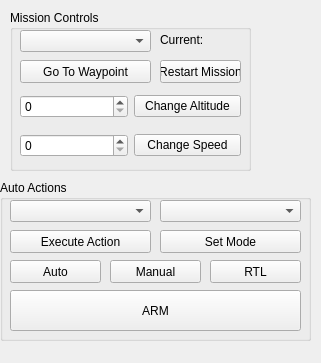
Before: the Qt Designer form src/ui/uas/UASActionsWidget.ui in mavlink/qgroundcontrol, drawn with Qt 5.
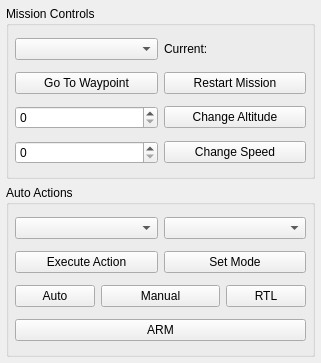
After: the same form once the commit is applied.

Commit message: Placed connect button better, added simple message console

The edit to the form file:
```diff
--- a/src/ui/uas/UASActionsWidget.ui
+++ b/src/ui/uas/UASActionsWidget.ui
@@ -13,72 +13,47 @@
   <property name="windowTitle">
    <string>Form</string>
   </property>
+  <layout class="QVBoxLayout" name="verticalLayout">
+   <property name="margin">
+    <number>6</number>
+   </property>
+   <item>
   <widget class="QGroupBox" name="groupBox">
-   <property name="geometry">
-    <rect>
-     <x>10</x>
-     <y>10</y>
-     <width>241</width>
-     <height>161</height>
-    </rect>
-   </property>
    <property name="title">
     <string>Mission Controls</string>
    </property>
+     <layout class="QGridLayout" name="gridLayout">
+      <property name="margin">
+       <number>6</number>
+      </property>
+      <property name="spacing">
+       <number>6</number>
+      </property>
+      <item row="0" column="0">
+       <widget class="QComboBox" name="waypointComboBox"/>
+      </item>
+      <item row="0" column="1">
+       <widget class="QLabel" name="currentWaypointLabel">
+        <property name="text">
+         <string>Current:</string>
+        </property>
+       </widget>
+      </item>
+      <item row="1" column="0">
    <widget class="QPushButton" name="goToWaypointButton">
-    <property name="geometry">
-     <rect>
-      <x>10</x>
-      <y>50</y>
-      <width>131</width>
-      <height>23</height>
-     </rect>
-    </property>
     <property name="text">
      <string>Go To Waypoint</string>
     </property>
    </widget>
-   <widget class="QComboBox" name="waypointComboBox">
-    <property name="geometry">
-     <rect>
-      <x>10</x>
-      <y>20</y>
-      <width>131</width>
-      <height>22</height>
-     </rect>
-    </property>
-   </widget>
-   <widget class="QWidget" name="horizontalLayoutWidget">
-    <property name="geometry">
-     <rect>
-      <x>10</x>
-      <y>120</y>
-      <width>221</width>
-      <height>31</height>
-     </rect>
-    </property>
-    <layout class="QHBoxLayout" name="horizontalLayout">
-     <item>
-      <widget class="QSpinBox" name="speedSpinBox"/>
-     </item>
-     <item>
-      <widget class="QPushButton" name="changeSpeedButton">
+      </item>
+      <item row="1" column="1">
+       <widget class="QPushButton" name="pushButton_6">
        <property name="text">
-        <string>Change Speed</string>
+         <string>Restart Mission</string>
        </property>
       </widget>
      </item>
-    </layout>
-   </widget>
-   <widget class="QWidget" name="horizontalLayoutWidget_2">
-    <property name="geometry">
-     <rect>
-      <x>10</x>
-      <y>81</y>
-      <width>221</width>
-      <height>31</height>
-     </rect>
-    </property>
+      <item row="2" column="0" colspan="2">
     <layout class="QHBoxLayout" name="horizontalLayout_2">
      <item>
       <widget class="QSpinBox" name="altitudeSpinBox"/>
@@ -91,145 +66,88 @@
       </widget>
      </item>
     </layout>
-   </widget>
-   <widget class="QLabel" name="currentWaypointLabel">
-    <property name="geometry">
-     <rect>
-      <x>150</x>
-      <y>20</y>
-      <width>81</width>
-      <height>20</height>
-     </rect>
-    </property>
+      </item>
+      <item row="3" column="0" colspan="2">
+       <layout class="QHBoxLayout" name="horizontalLayout">
+        <item>
+         <widget class="QSpinBox" name="speedSpinBox"/>
+        </item>
+        <item>
+         <widget class="QPushButton" name="changeSpeedButton">
     <property name="text">
-     <string>Current:</string>
-    </property>
-   </widget>
-   <widget class="QPushButton" name="pushButton_6">
-    <property name="geometry">
-     <rect>
-      <x>150</x>
-      <y>50</y>
-      <width>81</width>
-      <height>23</height>
-     </rect>
-    </property>
-    <property name="text">
-     <string>Restart Mission</string>
-    </property>
-   </widget>
-  </widget>
+           <string>Change Speed</string>
+          </property>
+         </widget>
+        </item>
+       </layout>
+      </item>
+     </layout>
+    </widget>
+   </item>
+   <item>
   <widget class="QGroupBox" name="groupBox_2">
-   <property name="geometry">
-    <rect>
-     <x>0</x>
-     <y>180</y>
-     <width>311</width>
-     <height>161</height>
-    </rect>
-   </property>
    <property name="title">
     <string>Auto Actions</string>
    </property>
-   <widget class="QComboBox" name="comboBox">
-    <property name="geometry">
-     <rect>
-      <x>10</x>
-      <y>20</y>
-      <width>141</width>
-      <height>22</height>
-     </rect>
-    </property>
-   </widget>
+     <layout class="QGridLayout" name="gridLayout_2">
+      <property name="margin">
+       <number>6</number>
+      </property>
+      <property name="spacing">
+       <number>6</number>
+      </property>
+      <item row="0" column="0" colspan="2">
+       <widget class="QComboBox" name="comboBox"/>
+      </item>
+      <item row="0" column="2" colspan="2">
+       <widget class="QComboBox" name="comboBox_3"/>
+      </item>
+      <item row="1" column="0" colspan="2">
    <widget class="QPushButton" name="pushButton_8">
-    <property name="geometry">
-     <rect>
-      <x>10</x>
-      <y>50</y>
-      <width>141</width>
-      <height>23</height>
-     </rect>
-    </property>
     <property name="text">
      <string>Execute Action</string>
     </property>
    </widget>
-   <widget class="QComboBox" name="comboBox_3">
-    <property name="geometry">
-     <rect>
-      <x>160</x>
-      <y>20</y>
-      <width>141</width>
-      <height>22</height>
-     </rect>
-    </property>
-   </widget>
+      </item>
+      <item row="1" column="2" colspan="2">
    <widget class="QPushButton" name="pushButton_5">
-    <property name="geometry">
-     <rect>
-      <x>160</x>
-      <y>50</y>
-      <width>141</width>
-      <height>23</height>
-     </rect>
-    </property>
     <property name="text">
      <string>Set Mode</string>
     </property>
    </widget>
+      </item>
+      <item row="2" column="0">
    <widget class="QPushButton" name="pushButton">
-    <property name="geometry">
-     <rect>
-      <x>10</x>
-      <y>80</y>
-      <width>91</width>
-      <height>23</height>
-     </rect>
-    </property>
     <property name="text">
      <string>Auto</string>
     </property>
    </widget>
+      </item>
+      <item row="2" column="1" colspan="2">
    <widget class="QPushButton" name="pushButton_2">
-    <property name="geometry">
-     <rect>
-      <x>110</x>
-      <y>80</y>
-      <width>91</width>
-      <height>23</height>
-     </rect>
-    </property>
     <property name="text">
      <string>Manual</string>
     </property>
    </widget>
+      </item>
+      <item row="2" column="3">
    <widget class="QPushButton" name="pushButton_4">
-    <property name="geometry">
-     <rect>
-      <x>210</x>
-      <y>80</y>
-      <width>91</width>
-      <height>23</height>
-     </rect>
-    </property>
     <property name="text">
      <string>RTL</string>
     </property>
    </widget>
+      </item>
+      <item row="3" column="0" colspan="4">
    <widget class="QPushButton" name="armDisarmButton">
-    <property name="geometry">
-     <rect>
-      <x>10</x>
-      <y>110</y>
-      <width>291</width>
-      <height>41</height>
-     </rect>
-    </property>
     <property name="text">
      <string>ARM</string>
     </property>
    </widget>
-  </widget>
+      </item>
+     </layout>
+    </widget>
+   </item>
+  </layout>
  </widget>
  <resources/>
  <connections/>
```
Lines whose indentation alone changed are shown as unchanged. The commit also changes 7 other files.
